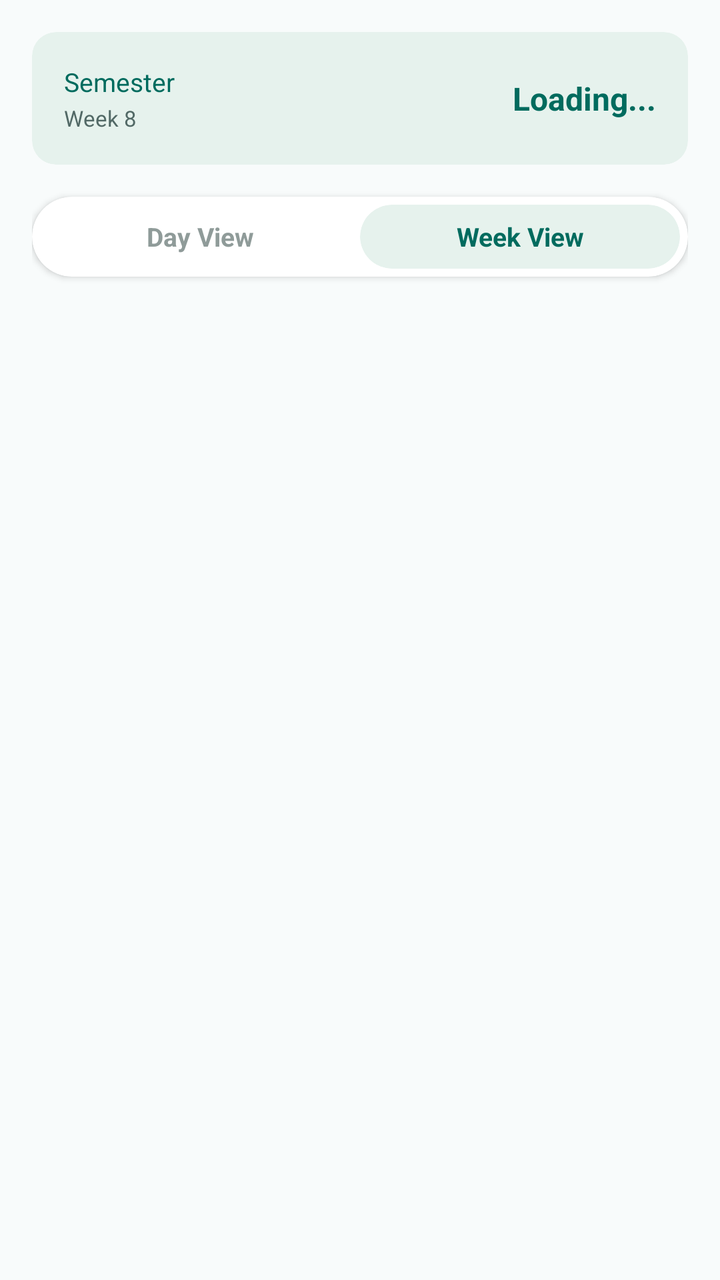
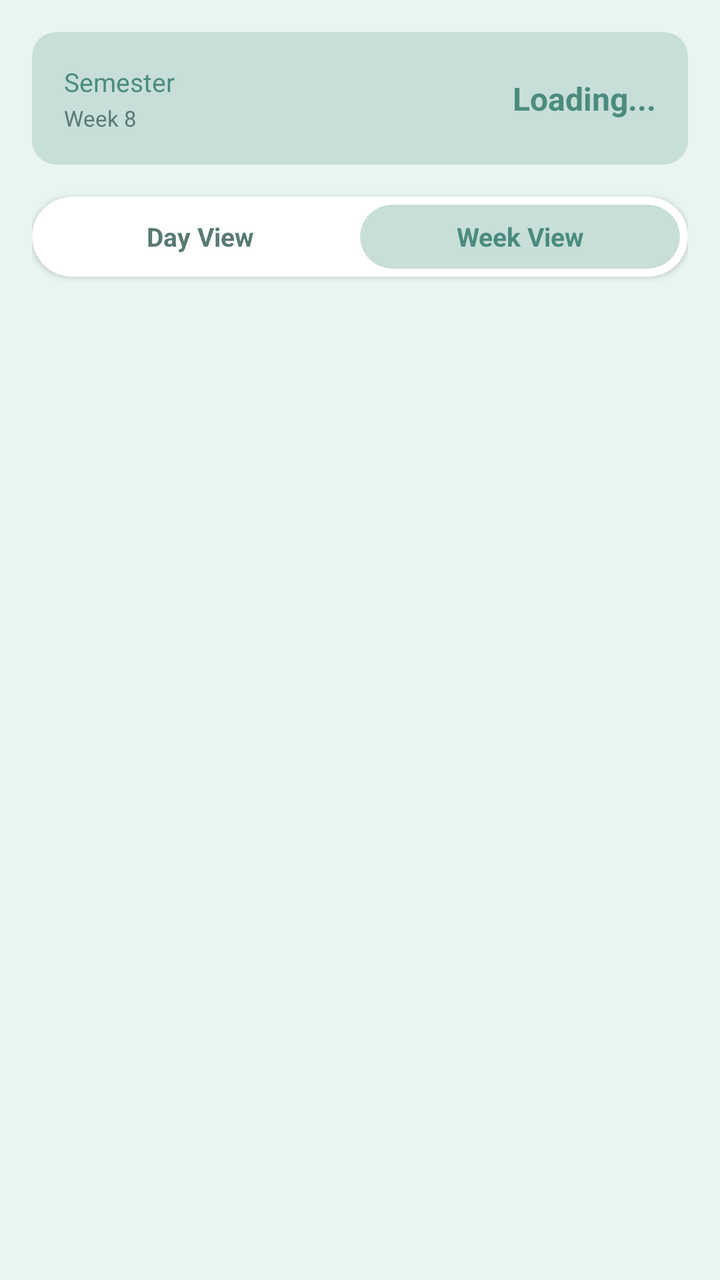

Two renders of the same Android screen: before a commit and after it. Below are the layout's source before the change and the commit's diff.
<!-- AndroidManifest.xml: application theme Theme.CampusBiome -->
<!-- res/layout/fragment_timetable.xml -->
<?xml version="1.0" encoding="utf-8"?>
<LinearLayout xmlns:android="http://schemas.android.com/apk/res/android"
    xmlns:app="http://schemas.android.com/apk/res-auto"
    android:layout_width="match_parent"
    android:layout_height="match_parent"
    android:background="#F8FBFB"
    android:orientation="vertical"
    android:padding="16dp">

    
    <com.google.android.material.card.MaterialCardView
        android:layout_width="match_parent"
        android:layout_height="wrap_content"
        app:cardBackgroundColor="#E6F2ED"
        app:cardCornerRadius="12dp"
        app:cardElevation="0dp">

        <RelativeLayout
            android:layout_width="match_parent"
            android:layout_height="wrap_content"
            android:padding="16dp">

            <LinearLayout
                android:layout_width="wrap_content"
                android:layout_height="wrap_content"
                android:orientation="vertical">

                <TextView
                    android:id="@+id/tvSemesterLabel"
                    android:layout_width="wrap_content"
                    android:layout_height="wrap_content"
                    android:text="Semester"
                    android:textColor="#006B5E"
                    android:textSize="13sp" />

                <TextView
                    android:layout_width="wrap_content"
                    android:layout_height="wrap_content"
                    android:layout_marginTop="2dp"
                    android:text="Week 8"
                    android:textColor="#526966"
                    android:textSize="11sp" />
            </LinearLayout>

            <TextView
                android:id="@+id/tvSectionLabel"
                android:layout_width="wrap_content"
                android:layout_height="wrap_content"
                android:layout_alignParentEnd="true"
                android:layout_centerVertical="true"
                android:text="Loading..."
                android:textColor="#006B5E"
                android:textStyle="bold"
                android:textSize="16sp" />

        </RelativeLayout>
    </com.google.android.material.card.MaterialCardView>

    
    <com.google.android.material.card.MaterialCardView
        android:layout_width="match_parent"
        android:layout_height="40dp"
        android:layout_marginTop="16dp"
        app:cardBackgroundColor="#FFFFFF"
        app:cardCornerRadius="20dp"
        app:cardElevation="2dp">

        <LinearLayout
            android:layout_width="match_parent"
            android:layout_height="match_parent"
            android:padding="4dp"
            android:orientation="horizontal">

            <com.google.android.material.card.MaterialCardView
                android:id="@+id/btnDayView"
                android:layout_width="0dp"
                android:layout_height="match_parent"
                android:layout_weight="1"
                app:cardBackgroundColor="@android:color/transparent"
                app:cardCornerRadius="16dp"
                app:cardElevation="0dp">
                <TextView
                    android:id="@+id/tvDayView"
                    android:layout_width="match_parent"
                    android:layout_height="match_parent"
                    android:gravity="center"
                    android:text="Day View"
                    android:textColor="#8F9B99"
                    android:textSize="13sp"
                    android:textStyle="bold" />
            </com.google.android.material.card.MaterialCardView>

            <com.google.android.material.card.MaterialCardView
                android:id="@+id/btnWeekView"
                android:layout_width="0dp"
                android:layout_height="match_parent"
                android:layout_weight="1"
                app:cardBackgroundColor="#E6F2ED"
                app:cardCornerRadius="16dp"
                app:cardElevation="0dp">
                <TextView
                    android:id="@+id/tvWeekView"
                    android:layout_width="match_parent"
                    android:layout_height="match_parent"
                    android:gravity="center"
                    android:text="Week View"
                    android:textColor="#006B5E"
                    android:textSize="13sp"
                    android:textStyle="bold" />
            </com.google.android.material.card.MaterialCardView>
        </LinearLayout>
    </com.google.android.material.card.MaterialCardView>

    
    <RelativeLayout
        android:id="@+id/llDayViewHeader"
        android:layout_width="match_parent"
        android:layout_height="wrap_content"
        android:layout_marginTop="24dp"
        android:visibility="gone">
        <TextView
            android:layout_width="wrap_content"
            android:layout_height="wrap_content"
            android:layout_alignParentStart="true"
            android:layout_centerVertical="true"
            android:text="Today's Schedule"
            android:textSize="20sp"
            android:textStyle="bold"
            android:textColor="#006B5E"/>
        <LinearLayout
            android:layout_width="wrap_content"
            android:layout_height="wrap_content"
            android:layout_alignParentEnd="true"
            android:layout_centerVertical="true"
            android:orientation="vertical"
            android:gravity="end">
            <TextView
                android:id="@+id/tvTodayDay"
                android:layout_width="wrap_content"
                android:layout_height="wrap_content"
                android:text="Monday,"
                android:textColor="#526966"
                android:textSize="12sp" />
            <TextView
                android:id="@+id/tvTodayDate"
                android:layout_width="wrap_content"
                android:layout_height="wrap_content"
                android:text="23 March 2026"
                android:textColor="#526966"
                android:textSize="12sp" />
        </LinearLayout>
    </RelativeLayout>

    
    <androidx.recyclerview.widget.RecyclerView
        android:id="@+id/rvDays"
        android:layout_width="match_parent"
        android:layout_height="wrap_content"
        android:layout_marginTop="16dp"
        android:clipToPadding="false"
        android:orientation="horizontal" />

    <ProgressBar
        android:id="@+id/progressBar"
        android:layout_width="wrap_content"
        android:layout_height="wrap_content"
        android:layout_gravity="center"
        android:layout_marginTop="32dp"
        android:visibility="gone" />

    
    <androidx.recyclerview.widget.RecyclerView
        android:id="@+id/rvClasses"
        android:layout_width="match_parent"
        android:layout_height="0dp"
        android:layout_weight="1"
        android:layout_marginTop="12dp"
        android:clipToPadding="false" />

</LinearLayout>
<!-- resources referenced by this layout -->
<resources>
  <style name="Theme.CampusBiome" parent="Theme.MaterialComponents.Light.NoActionBar">
          <item name="colorPrimary">@color/primary</item>
          <item name="colorPrimaryDark">@color/primary_dark</item>
          <item name="colorAccent">@color/accent</item>
          <item name="android:windowBackground">@color/background</item>
      </style>
  <color name="primary">#4A8C7F</color>
  <color name="primary_dark">#3A7066</color>
  <color name="accent">#2D6A5E</color>
  <color name="background">#E8F5F2</color>
</resources>

<!-- the commit's change to res/layout/fragment_timetable.xml (unified diff, before → after) -->
@@ -3,7 +3,7 @@
     xmlns:app="http://schemas.android.com/apk/res-auto"
     android:layout_width="match_parent"
     android:layout_height="match_parent"
-    android:background="#F8FBFB"
+    android:background="@color/background"
     android:orientation="vertical"
     android:padding="16dp">
 
@@ -11,7 +11,7 @@
     <com.google.android.material.card.MaterialCardView
         android:layout_width="match_parent"
         android:layout_height="wrap_content"
-        app:cardBackgroundColor="#E6F2ED"
+        app:cardBackgroundColor="@color/card_bg"
         app:cardCornerRadius="12dp"
         app:cardElevation="0dp">
 
@@ -30,7 +30,7 @@
                     android:layout_width="wrap_content"
                     android:layout_height="wrap_content"
                     android:text="Semester"
-                    android:textColor="#006B5E"
+                    android:textColor="@color/primary"
                     android:textSize="13sp" />
 
                 <TextView
@@ -38,7 +38,7 @@
                     android:layout_height="wrap_content"
                     android:layout_marginTop="2dp"
                     android:text="Week 8"
-                    android:textColor="#526966"
+                    android:textColor="@color/text_secondary"
                     android:textSize="11sp" />
             </LinearLayout>
 
@@ -49,7 +49,7 @@
                 android:layout_alignParentEnd="true"
                 android:layout_centerVertical="true"
                 android:text="Loading..."
-                android:textColor="#006B5E"
+                android:textColor="@color/primary"
                 android:textStyle="bold"
                 android:textSize="16sp" />
 
@@ -61,7 +61,7 @@
         android:layout_width="match_parent"
         android:layout_height="40dp"
         android:layout_marginTop="16dp"
-        app:cardBackgroundColor="#FFFFFF"
+        app:cardBackgroundColor="@color/surface"
         app:cardCornerRadius="20dp"
         app:cardElevation="2dp">
 
@@ -85,7 +85,7 @@
                     android:layout_height="match_parent"
                     android:gravity="center"
                     android:text="Day View"
-                    android:textColor="#8F9B99"
+                    android:textColor="@color/text_secondary"
                     android:textSize="13sp"
                     android:textStyle="bold" />
             </com.google.android.material.card.MaterialCardView>
@@ -95,7 +95,7 @@
                 android:layout_width="0dp"
                 android:layout_height="match_parent"
                 android:layout_weight="1"
-                app:cardBackgroundColor="#E6F2ED"
+                app:cardBackgroundColor="@color/card_bg"
                 app:cardCornerRadius="16dp"
                 app:cardElevation="0dp">
                 <TextView
@@ -104,7 +104,7 @@
                     android:layout_height="match_parent"
                     android:gravity="center"
                     android:text="Week View"
-                    android:textColor="#006B5E"
+                    android:textColor="@color/primary"
                     android:textSize="13sp"
                     android:textStyle="bold" />
             </com.google.android.material.card.MaterialCardView>
@@ -126,7 +126,7 @@
             android:text="Today's Schedule"
             android:textSize="20sp"
             android:textStyle="bold"
-            android:textColor="#006B5E"/>
+            android:textColor="@color/primary"/>
         <LinearLayout
             android:layout_width="wrap_content"
             android:layout_height="wrap_content"
@@ -139,14 +139,14 @@
                 android:layout_width="wrap_content"
                 android:layout_height="wrap_content"
                 android:text="Monday,"
-                android:textColor="#526966"
+                android:textColor="@color/text_secondary"
                 android:textSize="12sp" />
             <TextView
                 android:id="@+id/tvTodayDate"
                 android:layout_width="wrap_content"
                 android:layout_height="wrap_content"
                 android:text="23 March 2026"
-                android:textColor="#526966"
+                android:textColor="@color/text_secondary"
                 android:textSize="12sp" />
         </LinearLayout>
     </RelativeLayout>
<!-- resource entries referenced after the edit -->
@@ -7,8 +7,11 @@
           <item name="android:windowBackground">@color/background</item>
       </style>
   <color name="primary">#4A8C7F</color>
+  <color name="surface">#FFFFFF</color>
+  <color name="text_secondary">#5A7A74</color>
   <color name="primary_dark">#3A7066</color>
   <color name="accent">#2D6A5E</color>
   <color name="background">#E8F5F2</color>
+  <color name="card_bg">#C8DED9</color>
 </resources>
 
